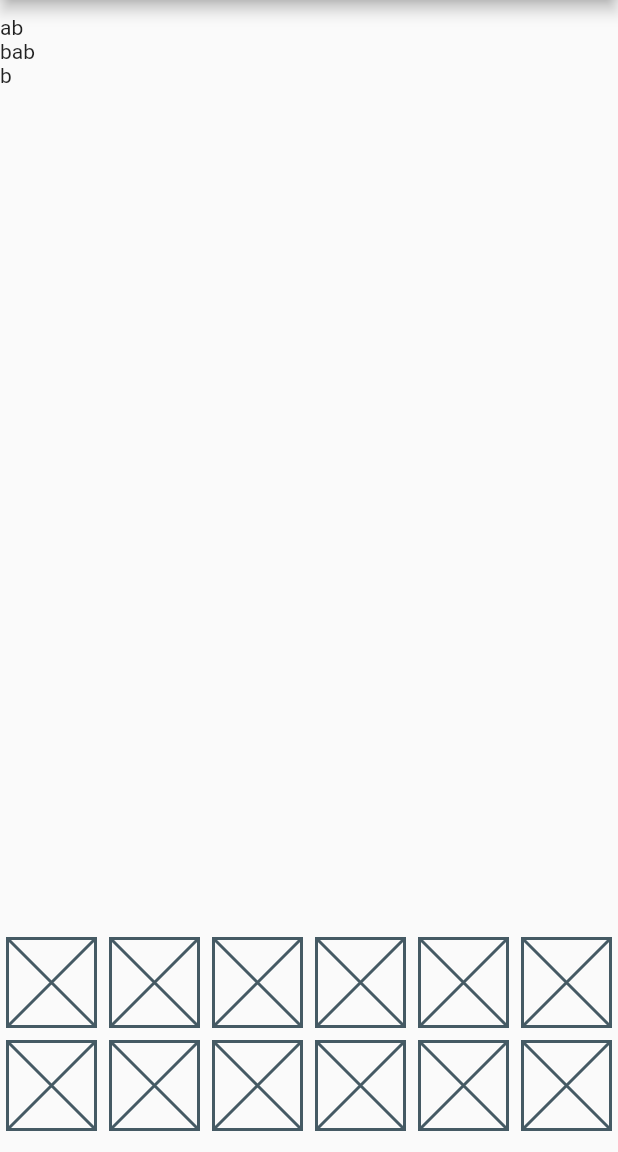
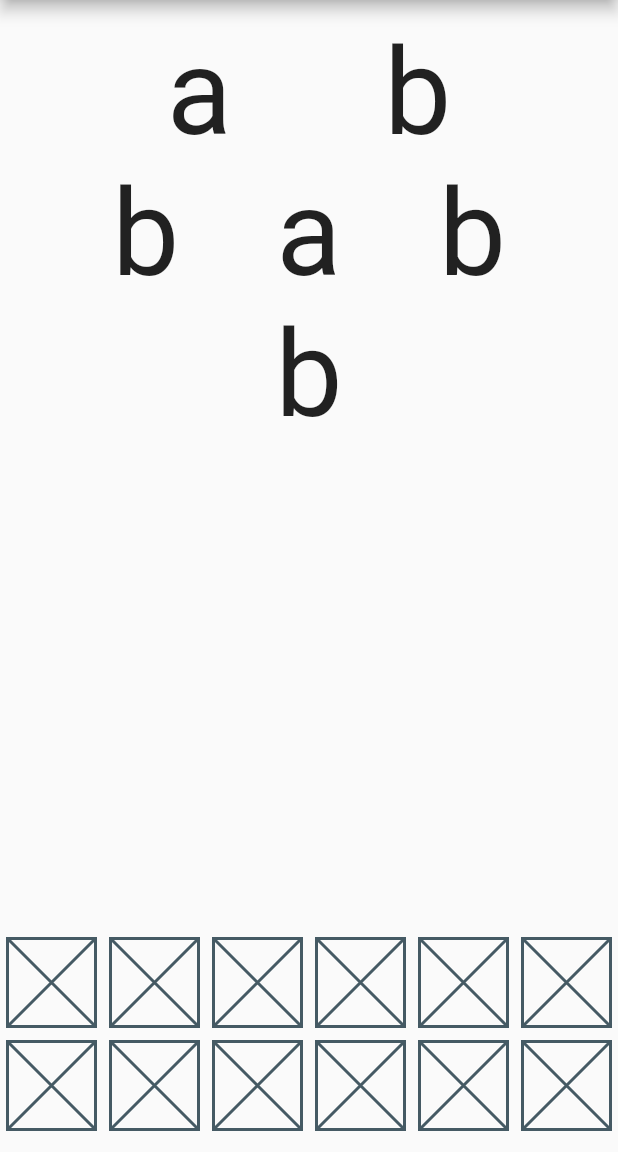
Before and after one commit to htrojan/AnagramApp, a Flutter app: the screen it shows after launch, on a phone screen of 412 x 824 dp, the part 84-1236 px from its top. Run offline on Flutter 3.47's test engine with Material 2 defaults, Android fonts, the phone set to English and light mode, and no system bars.

Commit message:
Make Font size bigger, fix last row

```diff
--- a/lib/LetterCanvas.dart
+++ b/lib/LetterCanvas.dart
@@ -24,12 +24,17 @@ class _LetterCanvasState extends State<LetterCanvas> {
     int alreadyUsed = 0;
 
     return new List.generate(rowCount, (index) {
-      final int num = (index == rowCount) ? (maxUsed - alreadyUsed) : (rnd.nextInt(maxPerRow) + 1);
-      debugPrint('Created Row');
+      final int num = (index == rowCount-1) ? (maxUsed - alreadyUsed) : (rnd.nextInt(maxPerRow) + 1);
       var row = new Row(
+        mainAxisAlignment: MainAxisAlignment.spaceEvenly,
         children: widget._letters.skip(alreadyUsed).take(num).map((rune) {
           return new Container(
-            child: new Text(new String.fromCharCode(rune)),
+            child: new Text(
+                new String.fromCharCode(rune),
+              style: new TextStyle(
+                fontSize: 80.0
+              ),
+            ),
           );
         }).toList(),
       );
@@ -42,6 +47,7 @@ class _LetterCanvasState extends State<LetterCanvas> {
   @override
   Widget build(BuildContext context) {
     return new Container(
+      padding: const EdgeInsets.symmetric(horizontal: 10.0, vertical: 5.0),
       child: new Column(
         children: _generateRandomLayout(3)
       ),
```
